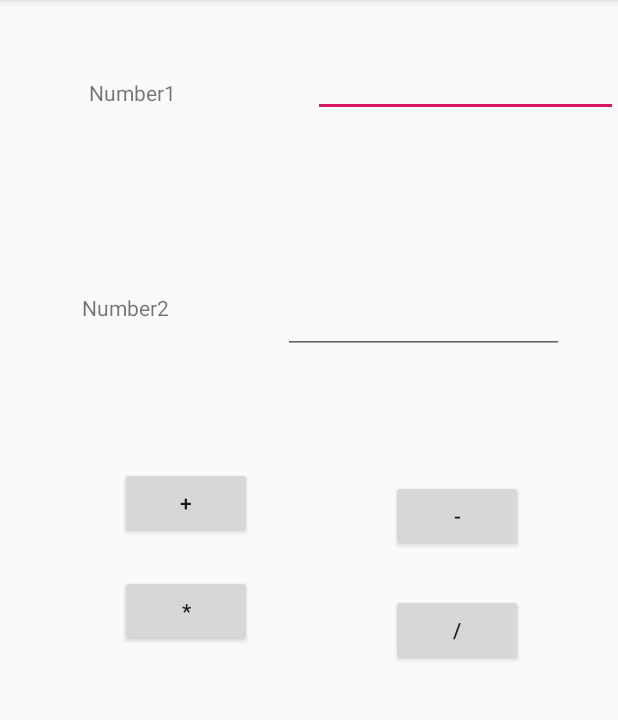
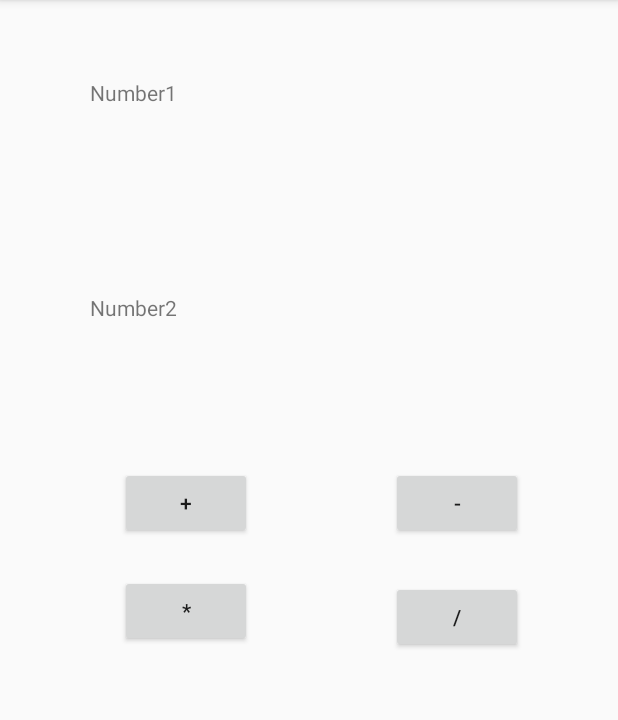
Before and after one commit to RamalSatharasinghe/lab2Project, an Android app: the screen it shows after launch (SecondActivity), after a tap on "OK", on a phone screen of 412 x 824 dp, the part 84-804 px from its top. Run offline under Robolectric (Android 15) with nearby library versions, the phone set to English and light mode, and no system bars.

Commit message:
After completing

```diff
--- a/app/src/main/java/com/example/student/lab2project/MainActivity.java
+++ b/app/src/main/java/com/example/student/lab2project/MainActivity.java
@@ -5,12 +5,16 @@ import android.support.v7.app.AppCompatActivity;
 import android.os.Bundle;
 import android.view.View;
 import android.widget.Button;
+import android.widget.EditText;
 import android.widget.TextView;
 
 public class MainActivity extends AppCompatActivity {
 
     TextView text1;
     TextView text2;
+
+    EditText edit1;
+    EditText edit2;
 
     Button button1;
 
@@ -28,16 +32,26 @@ public class MainActivity extends AppCompatActivity {
         button1 = findViewById(R.id.button);
         button1.setText(R.string.ok);
 
-        button1.setOnClickListener(new View.OnClickListener() {
-            @Override
-            public void onClick(View v) {
-                Intent intent = new Intent(MainActivity.this,SecondActivity.class);
-                startActivity(intent);
-            }
-        });
+        edit1 = findViewById(R.id.editText);
+        edit2 = findViewById(R.id.editText2);
+
 
 
 
 
     }
+
+    public void SendNumbers(View view){
+
+
+
+        Intent intent = new Intent(MainActivity.this,SecondActivity.class);
+        String num1= edit1.getText().toString();
+        String num2 = edit2.getText().toString();
+
+        intent.putExtra("number1",num1);
+        intent.putExtra("number2",num2);
+        startActivity(intent);
+
+    }
 }
--- a/app/src/main/java/com/example/student/lab2project/SecondActivity.java
+++ b/app/src/main/java/com/example/student/lab2project/SecondActivity.java
@@ -1,7 +1,9 @@
 package com.example.student.lab2project;
 
+import android.content.Intent;
 import android.support.v7.app.AppCompatActivity;
 import android.os.Bundle;
+import android.view.View;
 import android.widget.Button;
 import android.widget.TextView;
 
@@ -10,10 +12,24 @@ public class SecondActivity extends AppCompatActivity {
     TextView text3;
     TextView text4;
 
+    TextView text5;
+    TextView text6;
+
+    TextView text7;
+
     Button btn2;
     Button btn3;
     Button btn4;
     Button btn5;
+
+    Integer add1;
+
+    Integer Mul;
+
+    Integer sub1;
+
+    Double divi;
+
     @Override
     protected void onCreate(Bundle savedInstanceState) {
         super.onCreate(savedInstanceState);
@@ -37,5 +53,70 @@ public class SecondActivity extends AppCompatActivity {
         btn5 = findViewById(R.id.button5);
         btn5.setText(R.string.div);
 
+
+        text5 = findViewById(R.id.textView5);
+        text6 = findViewById(R.id.textView6);
+
+        text7 = findViewById(R.id.ans);
+
+        Intent intent1 = getIntent();
+
+        String no1 = intent1.getStringExtra("number1");
+        String no2 = intent1.getStringExtra("number2");
+
+
+        text5.setText(no1);
+        text6.setText(no2);
+
+
+
+
+
+
+
+
+
     }
+    public void Add(View view){
+
+
+        add1 = Integer.parseInt(String.valueOf(text5)) + Integer.parseInt(String.valueOf(text6));
+
+        String answer = String.valueOf(add1);
+
+        text7.setText(answer);
+    }
+
+    public void Sub(View view){
+
+        sub1 = Integer.parseInt(String.valueOf(text5)) - Integer.parseInt(String.valueOf(text6));
+
+
+        String answer = String.valueOf(sub1);
+
+        text7.setText(answer);
+
+    }
+
+    public  void Mul(View view){
+
+
+        Mul = Integer.parseInt(String.valueOf(text5)) * Integer.parseInt(String.valueOf(text6));
+
+
+        String answer = String.valueOf(Mul);
+
+        text7.setText(answer);
+    }
+
+    public void Div(View view){
+
+        divi = Double.parseDouble(String.valueOf(text5)) / Double.parseDouble(String.valueOf(text6));
+
+
+        String answer = String.valueOf(divi);
+
+        text7.setText(answer);
+    }
+
 }
--- a/app/src/main/res/layout/activity_main.xml
+++ b/app/src/main/res/layout/activity_main.xml
@@ -58,6 +58,7 @@
         android:layout_marginStart="8dp"
         android:layout_marginTop="132dp"
         android:layout_marginEnd="8dp"
+        android:onClick="SendNumbers"
         android:text="Button"
         app:layout_constraintEnd_toEndOf="parent"
         app:layout_constraintHorizontal_bias="0.462"
--- a/app/src/main/res/layout/activity_second.xml
+++ b/app/src/main/res/layout/activity_second.xml
@@ -12,21 +12,9 @@
         android:layout_height="55dp"
         android:layout_marginStart="60dp"
         android:layout_marginTop="52dp"
-        android:layout_marginEnd="24dp"
         android:text="TextView"
-        app:layout_constraintEnd_toStartOf="@+id/editText3"
-        app:layout_constraintHorizontal_bias="0.375"
         app:layout_constraintStart_toStartOf="parent"
         app:layout_constraintTop_toTopOf="parent" />
-
-    <EditText
-        android:id="@+id/editText3"
-        android:layout_width="203dp"
-        android:layout_height="40dp"
-        android:ems="10"
-        android:inputType="textPersonName"
-        app:layout_constraintBaseline_toBaselineOf="@+id/textView3"
-        app:layout_constraintEnd_toEndOf="parent" />
 
     <TextView
         android:id="@+id/textView4"
@@ -34,21 +22,9 @@
         android:layout_height="64dp"
         android:layout_marginStart="60dp"
         android:layout_marginTop="88dp"
-        android:layout_marginEnd="24dp"
         android:text="TextView"
-        app:layout_constraintEnd_toStartOf="@+id/editText4"
         app:layout_constraintStart_toStartOf="parent"
         app:layout_constraintTop_toBottomOf="@+id/textView3" />
-
-    <EditText
-        android:id="@+id/editText4"
-        android:layout_width="187dp"
-        android:layout_height="63dp"
-        android:layout_marginEnd="36dp"
-        android:ems="10"
-        android:inputType="textPersonName"
-        app:layout_constraintBaseline_toBaselineOf="@+id/textView4"
-        app:layout_constraintEnd_toEndOf="parent" />
 
     <Button
         android:id="@+id/button2"
@@ -56,6 +32,7 @@
         android:layout_height="wrap_content"
         android:layout_marginStart="80dp"
         android:layout_marginTop="52dp"
+        android:onClick="Add"
         android:text="Button"
         app:layout_constraintStart_toStartOf="parent"
         app:layout_constraintTop_toBottomOf="@+id/textView4" />
@@ -65,13 +42,14 @@
         android:layout_width="wrap_content"
         android:layout_height="wrap_content"
         android:layout_marginStart="8dp"
-        android:layout_marginTop="84dp"
+        android:layout_marginTop="60dp"
         android:layout_marginEnd="8dp"
+        android:onClick="Sub"
         android:text="Button"
         app:layout_constraintEnd_toEndOf="parent"
-        app:layout_constraintHorizontal_bias="0.604"
+        app:layout_constraintHorizontal_bias="0.607"
         app:layout_constraintStart_toEndOf="@+id/button2"
-        app:layout_constraintTop_toBottomOf="@+id/editText4" />
+        app:layout_constraintTop_toBottomOf="@+id/textView6" />
 
     <Button
         android:id="@+id/button4"
@@ -79,6 +57,7 @@
         android:layout_height="wrap_content"
         android:layout_marginStart="80dp"
         android:layout_marginTop="24dp"
+        android:onClick="Mul"
         android:text="Button"
         app:layout_constraintStart_toStartOf="parent"
         app:layout_constraintTop_toBottomOf="@+id/button2" />
@@ -90,9 +69,50 @@
         android:layout_marginStart="8dp"
         android:layout_marginTop="28dp"
         android:layout_marginEnd="8dp"
+        android:onClick="Div"
         android:text="Button"
         app:layout_constraintEnd_toEndOf="parent"
         app:layout_constraintHorizontal_bias="0.604"
         app:layout_constraintStart_toEndOf="@+id/button4"
         app:layout_constraintTop_toBottomOf="@+id/button3" />
+
+    <TextView
+        android:id="@+id/textView5"
+        android:layout_width="95dp"
+        android:layout_height="39dp"
+        android:layout_marginStart="8dp"
+        android:layout_marginTop="68dp"
+        android:layout_marginEnd="8dp"
+        app:layout_constraintEnd_toEndOf="parent"
+        app:layout_constraintHorizontal_bias="0.483"
+        app:layout_constraintStart_toEndOf="@+id/textView3"
+        app:layout_constraintTop_toTopOf="parent" />
+
+    <TextView
+        android:id="@+id/textView6"
+        android:layout_width="86dp"
+        android:layout_height="35dp"
+        android:layout_marginStart="8dp"
+        android:layout_marginTop="216dp"
+        android:layout_marginEnd="8dp"
+        android:text="TextView"
+        app:layout_constraintEnd_toEndOf="parent"
+        app:layout_constraintHorizontal_bias="0.529"
+        app:layout_constraintStart_toEndOf="@+id/textView4"
+        app:layout_constraintTop_toTopOf="parent" />
+
+    <TextView
+        android:id="@+id/ans"
+        android:layout_width="65dp"
+        android:layout_height="24dp"
+        android:layout_marginStart="8dp"
+        android:layout_marginTop="264dp"
+        android:layout_marginEnd="8dp"
+        android:layout_marginBottom="15dp"
+        app:layout_constraintBottom_toBottomOf="parent"
+        app:layout_constraintEnd_toEndOf="parent"
+        app:layout_constraintHorizontal_bias="0.554"
+        app:layout_constraintStart_toStartOf="parent"
+        app:layout_constraintTop_toTopOf="parent"
+        app:layout_constraintVertical_bias="0.06" />
 </android.support.constraint.ConstraintLayout>
```
